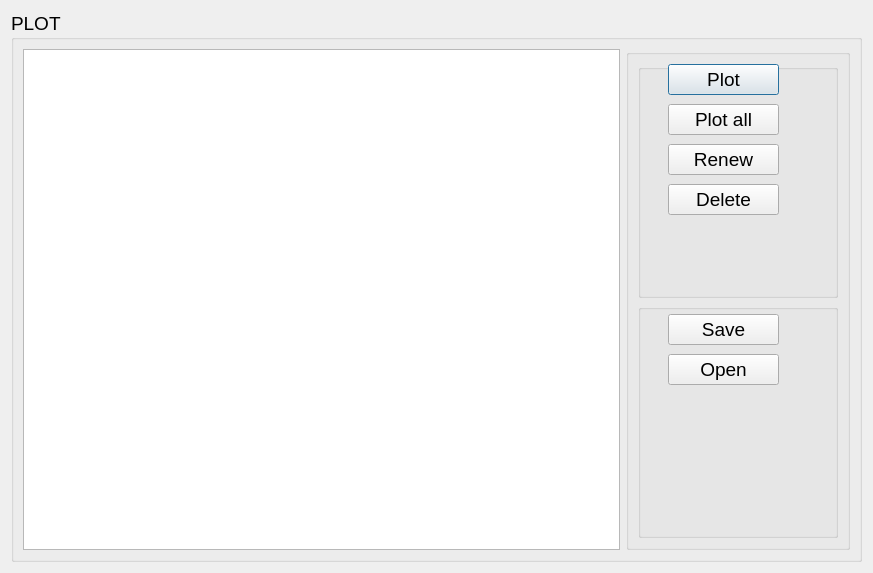
This is src/scatter_histogramm.ui in Andachten/DataYee as Qt 5 draws it before an edit. The edited form follows.
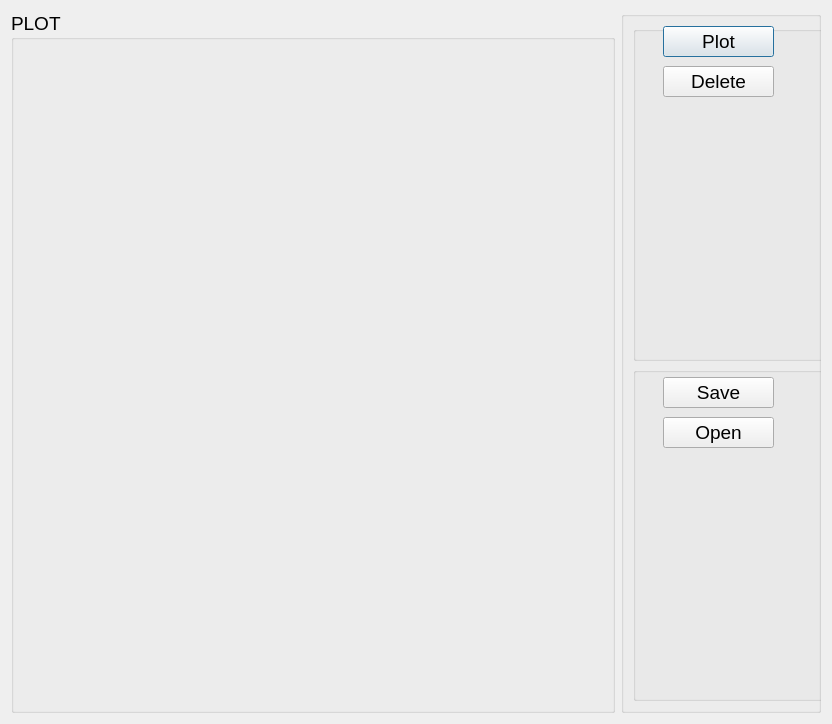
This is the edited form.

The edit to the form file:
```diff
--- a/src/scatter_histogramm.ui
+++ b/src/scatter_histogramm.ui
@@ -6,8 +6,8 @@
    <rect>
     <x>0</x>
     <y>0</y>
-    <width>873</width>
-    <height>573</height>
+    <width>832</width>
+    <height>724</height>
    </rect>
   </property>
   <property name="windowTitle">
@@ -18,7 +18,7 @@
     <widget class="QGroupBox" name="groupBox">
      <property name="minimumSize">
       <size>
-       <width>300</width>
+       <width>200</width>
        <height>0</height>
       </size>
      </property>
@@ -37,21 +37,7 @@
      <property name="title">
       <string>PLOT</string>
      </property>
-     <layout class="QHBoxLayout" name="horizontalLayout_2">
-      <item>
-       <widget class="QGraphicsView" name="graphicsView">
-        <property name="minimumSize">
-         <size>
-          <width>300</width>
-          <height>0</height>
-         </size>
-        </property>
-        <property name="maximumSize">
-         <size>
-          <width>1000</width>
-          <height>16777215</height>
-         </size>
-        </property>
+     <layout class="QHBoxLayout" name="horizontalLayout_2"/>
        </widget>
       </item>
       <item>
@@ -62,6 +48,12 @@
           <height>0</height>
          </size>
         </property>
+     <property name="maximumSize">
+      <size>
+       <width>200</width>
+       <height>16777215</height>
+      </size>
+     </property>
         <property name="title">
          <string/>
         </property>
@@ -74,6 +66,12 @@
              <height>0</height>
             </size>
            </property>
+        <property name="maximumSize">
+         <size>
+          <width>200</width>
+          <height>16777215</height>
+         </size>
+        </property>
            <property name="title">
             <string/>
            </property>
@@ -96,47 +94,21 @@
              <string>Plot</string>
             </property>
            </widget>
-           <widget class="QPushButton" name="pushButton_3">
-            <property name="geometry">
-             <rect>
-              <x>30</x>
-              <y>40</y>
-              <width>111</width>
-              <height>31</height>
-             </rect>
-            </property>
-            <property name="font">
-             <font>
-              <family>Arial</family>
-              <pointsize>14</pointsize>
-             </font>
-            </property>
-            <property name="text">
-             <string>Plot all</string>
-            </property>
-           </widget>
-           <widget class="QPushButton" name="pushButton_2">
-            <property name="geometry">
-             <rect>
-              <x>30</x>
-              <y>80</y>
-              <width>111</width>
-              <height>31</height>
-             </rect>
-            </property>
-            <property name="text">
-             <string>Renew</string>
-            </property>
-           </widget>
            <widget class="QPushButton" name="pushButton">
             <property name="geometry">
              <rect>
               <x>30</x>
-              <y>120</y>
+           <y>40</y>
               <width>111</width>
               <height>31</height>
              </rect>
             </property>
+         <property name="font">
+          <font>
+           <family>Arial</family>
+           <pointsize>14</pointsize>
+          </font>
+         </property>
             <property name="text">
              <string>Delete</string>
             </property>
@@ -151,6 +123,12 @@
              <height>0</height>
             </size>
            </property>
+        <property name="maximumSize">
+         <size>
+          <width>200</width>
+          <height>16777215</height>
+         </size>
+        </property>
            <property name="title">
             <string/>
            </property>
@@ -163,6 +141,12 @@
               <height>31</height>
              </rect>
             </property>
+         <property name="font">
+          <font>
+           <family>Arial</family>
+           <pointsize>14</pointsize>
+          </font>
+         </property>
             <property name="text">
              <string>Save</string>
             </property>
@@ -176,13 +160,16 @@
               <height>31</height>
              </rect>
             </property>
+         <property name="font">
+          <font>
+           <family>Arial</family>
+           <pointsize>14</pointsize>
+          </font>
+         </property>
             <property name="text">
              <string>Open</string>
             </property>
            </widget>
-          </widget>
-         </item>
-        </layout>
        </widget>
       </item>
      </layout>
```
Lines whose indentation alone changed are shown as unchanged.
